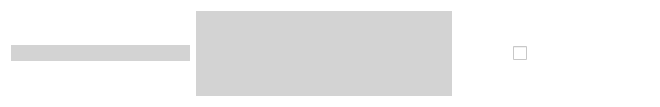
This is setup_panel/resource/command_element.ui in GroupOfRobots/MiniRysRQT as Qt 5 draws it before an edit. The edited form follows.
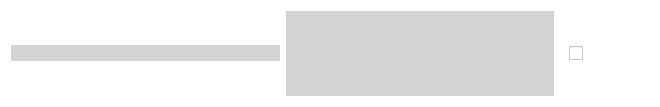
This is the edited form. Icons and pictures are not drawn.

What changed in the file:
```diff
--- a/setup_panel/resource/command_element.ui
+++ b/setup_panel/resource/command_element.ui
@@ -41,29 +41,41 @@
      </property>
     </widget>
    </item>
-   <item>
+   <item alignment="Qt::AlignHCenter">
     <widget class="QGroupBox" name="groupBox">
      <property name="minimumSize">
       <size>
-       <width>130</width>
+       <width>20</width>
        <height>0</height>
       </size>
      </property>
+     <property name="maximumSize">
+      <size>
+       <width>110</width>
+       <height>16777215</height>
+      </size>
+     </property>
      <property name="title">
       <string/>
      </property>
      <layout class="QHBoxLayout" name="horizontalLayout_3">
+      <property name="spacing">
+       <number>15</number>
+      </property>
+      <property name="rightMargin">
+       <number>10</number>
+      </property>
       <item alignment="Qt::AlignHCenter">
        <widget class="QCheckBox" name="executeViaSshCheckBoxUI">
         <property name="minimumSize">
          <size>
-          <width>0</width>
+          <width>20</width>
           <height>0</height>
          </size>
         </property>
         <property name="maximumSize">
          <size>
-          <width>130</width>
+          <width>20</width>
           <height>16777215</height>
          </size>
         </property>
@@ -78,32 +90,11 @@
         </property>
        </widget>
       </item>
-     </layout>
-    </widget>
-   </item>
-   <item>
-    <widget class="QGroupBox" name="groupBox_2">
-     <property name="minimumSize">
-      <size>
-       <width>55</width>
-       <height>0</height>
-      </size>
-     </property>
-     <property name="maximumSize">
-      <size>
-       <width>55</width>
-       <height>16777215</height>
-      </size>
-     </property>
-     <property name="title">
-      <string/>
-     </property>
-     <layout class="QHBoxLayout" name="horizontalLayout_2">
       <item>
        <widget class="QPushButton" name="commandDeleteButtonUI">
         <property name="minimumSize">
          <size>
-          <width>0</width>
+          <width>35</width>
           <height>20</height>
          </size>
         </property>
```
